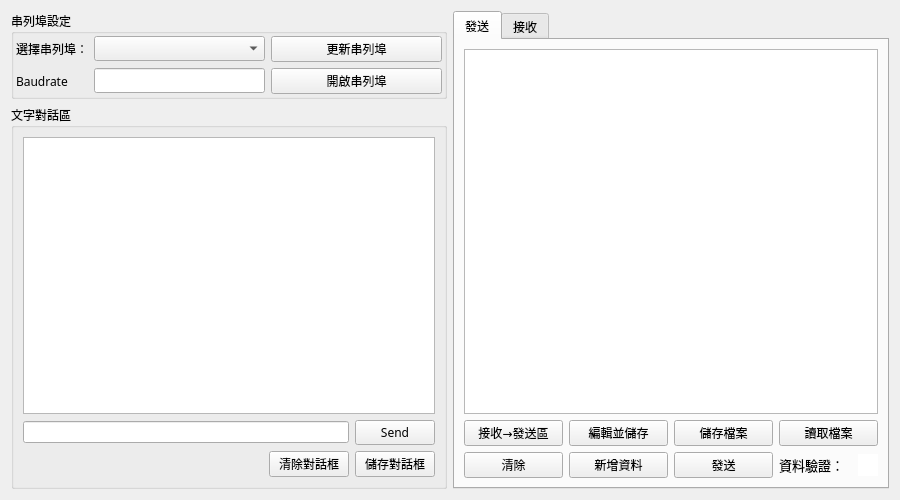
The window that ui/hmi.ui (mickey9910326/ASA_HMI_Data_Agent) describes before a commit, drawn with Qt 5.
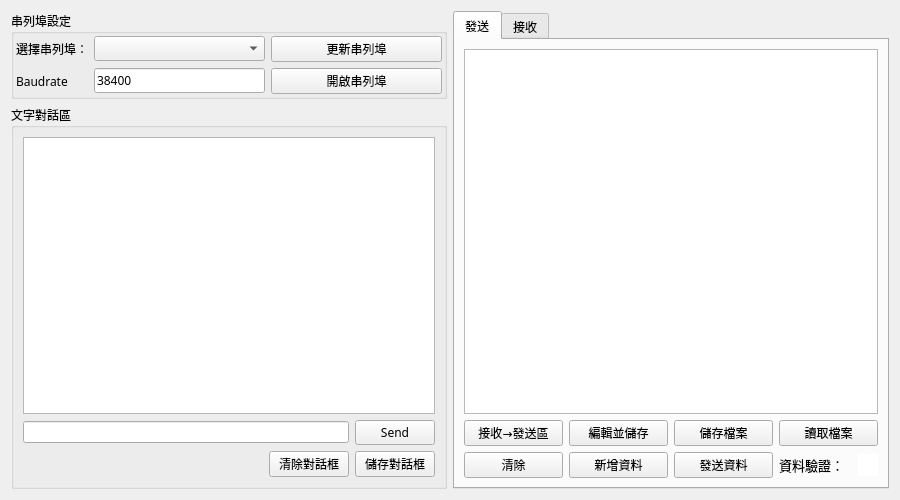
The same window after the commit. The open tabs and pages were chosen to show the change.

Diff of the .ui file:
```diff
--- a/ui/hmi.ui
+++ b/ui/hmi.ui
@@ -98,7 +98,11 @@
            </widget>
           </item>
           <item row="1" column="1">
-           <widget class="QLineEdit" name="s_lineEditBaudrate"/>
+           <widget class="QLineEdit" name="s_lineEditBaudrate">
+            <property name="text">
+             <string>38400</string>
+            </property>
+           </widget>
           </item>
           <item row="1" column="0">
            <widget class="QLabel" name="s_labelBaudrte">
@@ -401,7 +405,7 @@
              <item row="1" column="2">
               <widget class="QPushButton" name="send_btnSend">
                <property name="text">
-                <string>發送</string>
+                <string>發送資料</string>
                </property>
               </widget>
              </item>
```
Left out of the diff: 29 changed lines with no effect on the pictures.
